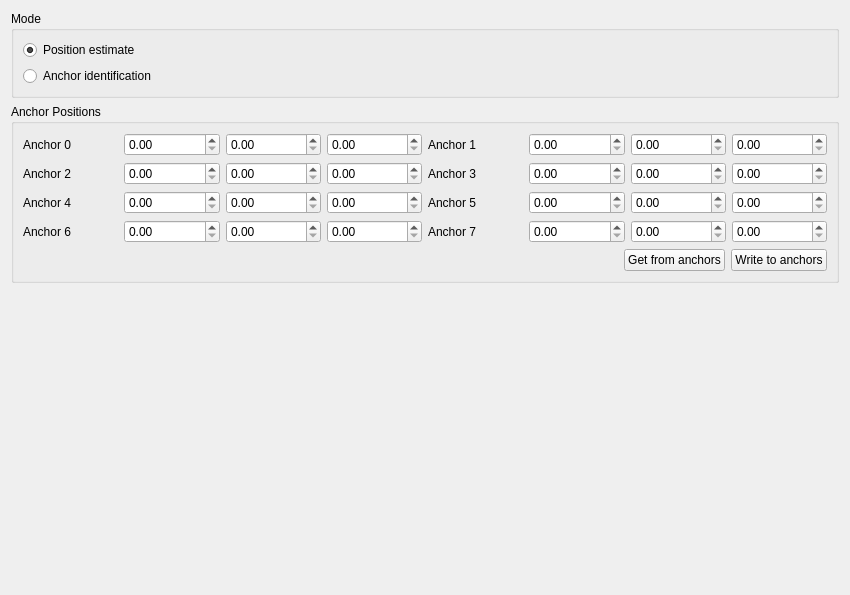
Old version of the form src/cfclient/ui/tabs/locopositioning_tab.ui in the repository bitcraze/crazyflie-clients-python.
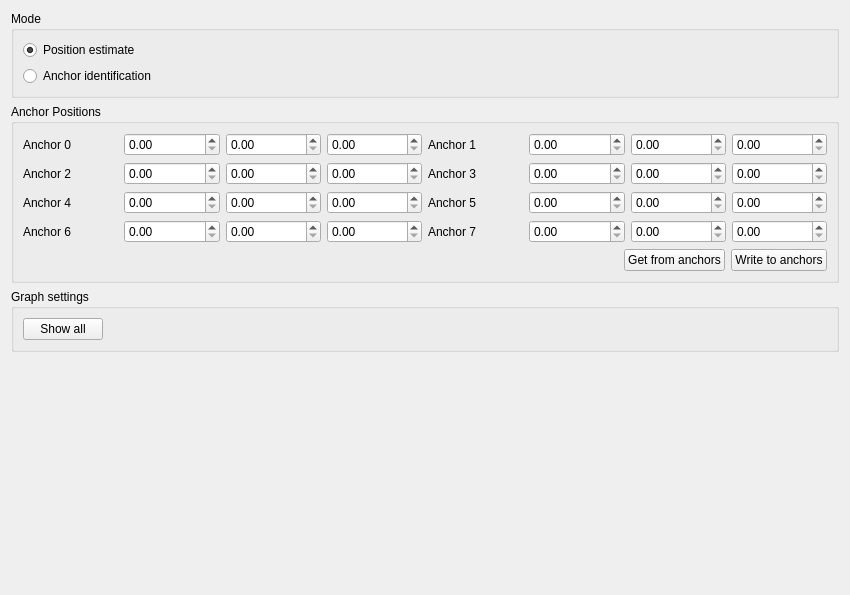
New version of the form.

Commit message: Removed auto-scaling of LPS graphs and added button to show all data instead (#295)

What changed in the file:
```diff
--- a/src/cfclient/ui/tabs/locopositioning_tab.ui
+++ b/src/cfclient/ui/tabs/locopositioning_tab.ui
@@ -278,6 +278,39 @@
          </layout>
         </widget>
        </item>
+       <item>
+        <widget class="QGroupBox" name="groupBox_3">
+         <property name="title">
+          <string>Graph settings</string>
+         </property>
+         <layout class="QHBoxLayout" name="horizontalLayout_5">
+          <item>
+           <layout class="QHBoxLayout" name="horizontalLayout_4">
+            <item>
+             <widget class="QPushButton" name="_show_all_button">
+              <property name="text">
+               <string>Show all</string>
+              </property>
+             </widget>
+            </item>
+            <item>
+             <spacer name="horizontalSpacer_2">
+              <property name="orientation">
+               <enum>Qt::Horizontal</enum>
+              </property>
+              <property name="sizeHint" stdset="0">
+               <size>
+                <width>40</width>
+                <height>20</height>
+               </size>
+              </property>
+             </spacer>
+            </item>
+           </layout>
+          </item>
+         </layout>
+        </widget>
+       </item>
        <item>
         <spacer name="verticalSpacer">
          <property name="orientation">
```
The commit also changes 1 other file.
